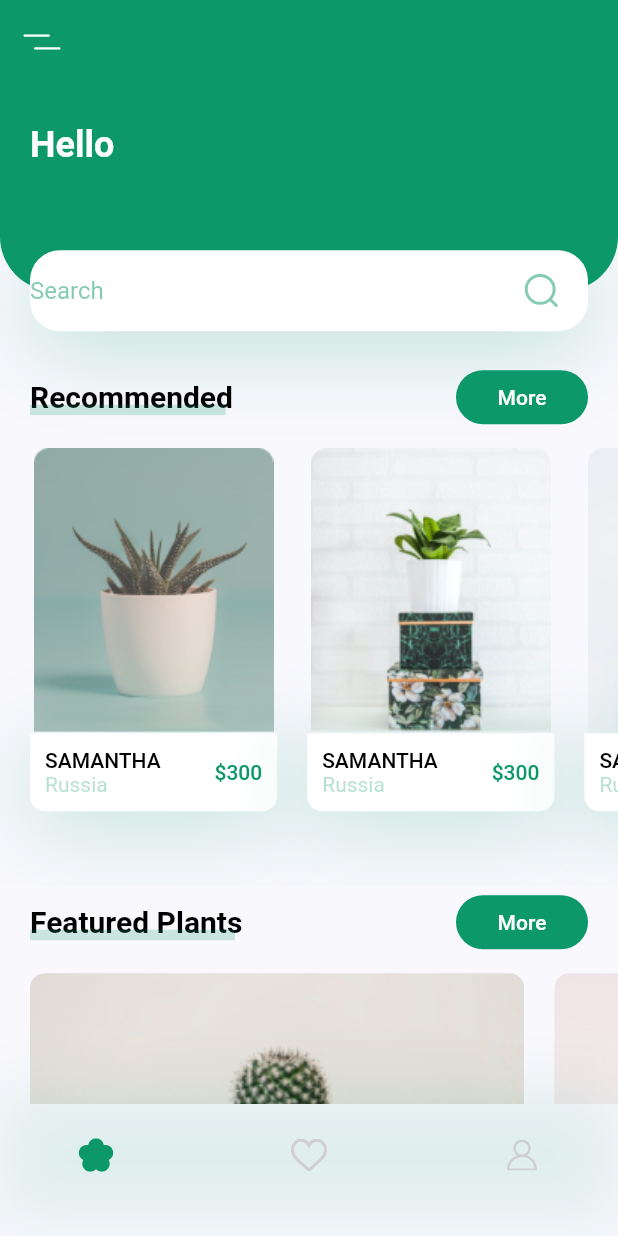
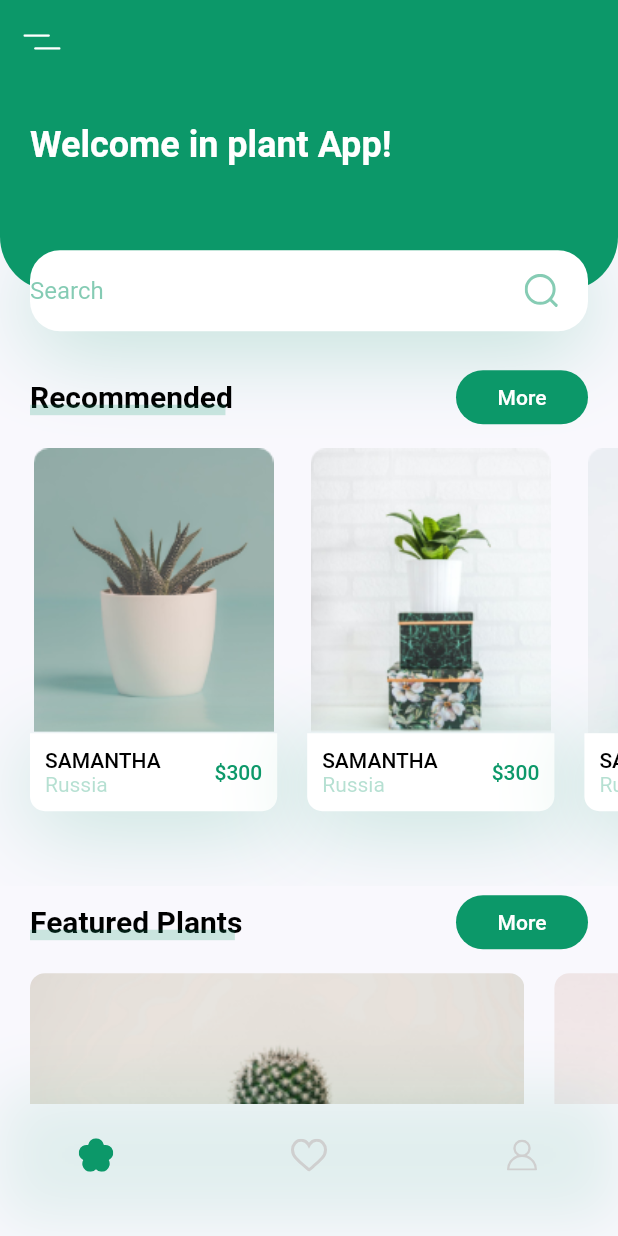
Before and after one commit to urbalke/FlutterPlantApp, a Flutter app: the screen it shows after launch, on a phone screen of 412 x 824 dp. Run offline on Flutter 3.47's test engine with Material 2 defaults, Android fonts, the phone set to English and light mode, and no system bars; our stand-ins replace flutter_svg.

Commit message:
Update HeaderWithSearchBox.dart

```diff
--- a/lib/screens/home/components/HeaderWithSearchBox.dart
+++ b/lib/screens/home/components/HeaderWithSearchBox.dart
@@ -35,7 +35,7 @@ class HeaderWithSearchBox extends StatelessWidget {
             child: Row(
               children: [
                 Text(
-                  'Hello',
+                  'Welcome in plant App!',
                   style: Theme.of(context).textTheme.headline5.copyWith(
                       color: Colors.white, fontWeight: FontWeight.bold),
                 )
```
